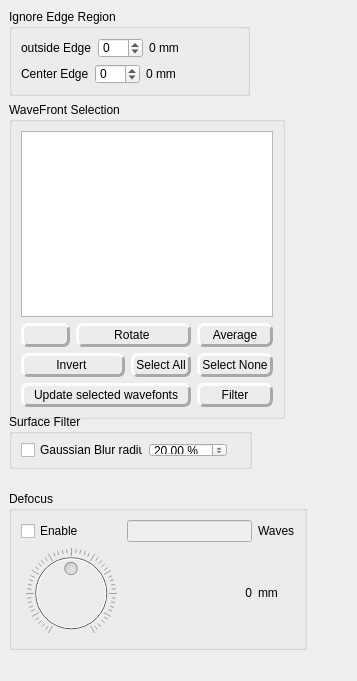
Above: surfaceanalysistools.ui from githubdoe/DFTFringe before the change. Below: the same form after it.
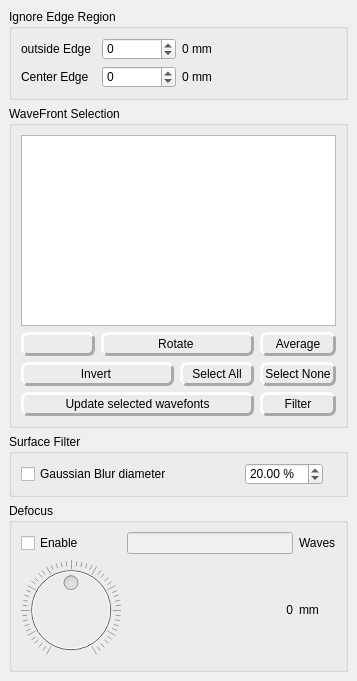
That is the form after the change. Icons and pictures are not drawn.

Diff of the .ui file:
```diff
--- a/surfaceanalysistools.ui
+++ b/surfaceanalysistools.ui
@@ -40,15 +40,9 @@
                         font: normal 12px;
                            padding: 2px; }</string>
    </property>
+   <layout class="QVBoxLayout" name="verticalLayout">
+    <item>
    <widget class="QGroupBox" name="groupBox_2">
-    <property name="geometry">
-     <rect>
-      <x>9</x>
-      <y>9</y>
-      <width>241</width>
-      <height>87</height>
-     </rect>
-    </property>
     <property name="title">
      <string>Ignore Edge Region</string>
     </property>
@@ -116,15 +110,9 @@
      </item>
     </layout>
    </widget>
+    </item>
+    <item>
    <widget class="QGroupBox" name="groupBox_4">
-    <property name="geometry">
-     <rect>
-      <x>9</x>
-      <y>102</y>
-      <width>276</width>
-      <height>317</height>
-     </rect>
-    </property>
     <property name="sizePolicy">
      <sizepolicy hsizetype="Expanding" vsizetype="Preferred">
       <horstretch>0</horstretch>
@@ -258,15 +246,9 @@
      </item>
     </layout>
    </widget>
+    </item>
+    <item>
    <widget class="QGroupBox" name="groupBox_3">
-    <property name="geometry">
-     <rect>
-      <x>9</x>
-      <y>414</y>
-      <width>243</width>
-      <height>55</height>
-     </rect>
-    </property>
     <property name="title">
      <string>Surface Filter</string>
     </property>
@@ -282,7 +264,7 @@
           <string/>
          </property>
          <property name="text">
-          <string>Gaussian Blur radius</string>
+            <string>Gaussian Blur diameter</string>
          </property>
         </widget>
        </item>
@@ -325,15 +307,9 @@
      </item>
     </layout>
    </widget>
+    </item>
+    <item>
    <widget class="QGroupBox" name="groupBox_5">
-    <property name="geometry">
-     <rect>
-      <x>9</x>
-      <y>491</y>
-      <width>298</width>
-      <height>159</height>
-     </rect>
-    </property>
     <property name="title">
      <string>Defocus</string>
     </property>
@@ -412,6 +388,8 @@
      </item>
     </layout>
    </widget>
+    </item>
+   </layout>
   </widget>
  </widget>
  <resources>
```
Lines whose indentation alone changed are shown as unchanged.
